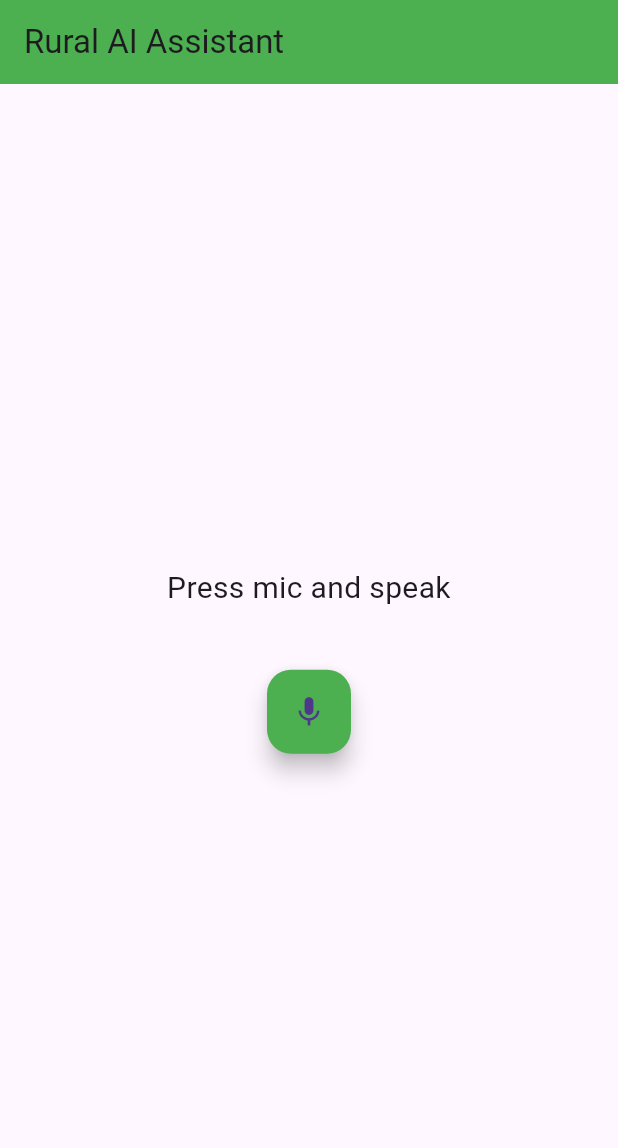
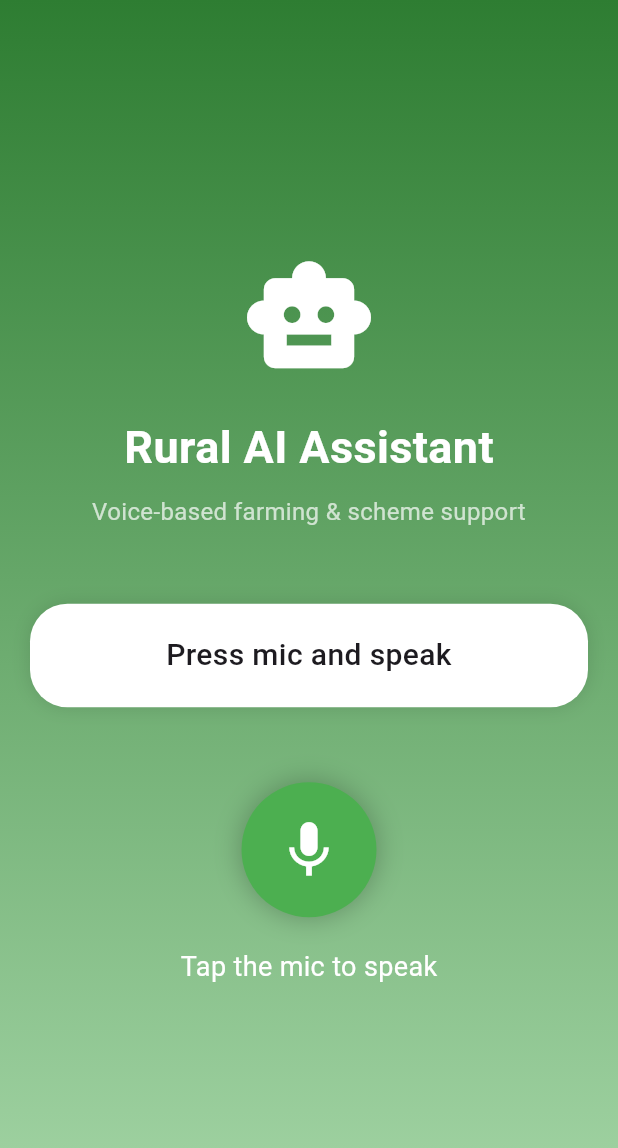
Before and after one commit to pavithragowda05/rural-ai-assistant, a Flutter app: the screen it shows after launch, on a phone screen of 412 x 824 dp. Shown: the top 1148 px of the screen. Run offline on Flutter 3.47's test engine with Material 3 defaults, Android fonts, the phone set to English and light mode, and no system bars; our stand-ins replace flutter_tts, speech_to_text.

Commit message:
Improved app UI design

```diff
--- a/lib/main.dart
+++ b/lib/main.dart
@@ -81,33 +81,124 @@ class _VoiceScreenState extends State<VoiceScreen> {
 }
 
   @override
-  Widget build(BuildContext context) {
-    return Scaffold(
-      appBar: AppBar(
-        title: Text("Rural AI Assistant"),
-        backgroundColor: Colors.green,
+Widget build(BuildContext context) {
+  return Scaffold(
+    body: Container(
+      width: double.infinity,
+      decoration: BoxDecoration(
+        gradient: LinearGradient(
+          begin: Alignment.topCenter,
+          end: Alignment.bottomCenter,
+          colors: [
+            Color(0xFF2E7D32),
+            Color(0xFFA5D6A7),
+          ],
+        ),
       ),
-      body: Center(
+      child: SafeArea(
         child: Padding(
           padding: const EdgeInsets.all(20),
           child: Column(
             mainAxisAlignment: MainAxisAlignment.center,
             children: [
+
+              Icon(
+                Icons.smart_toy,
+                size: 90,
+                color: Colors.white,
+              ),
+
+              SizedBox(height: 20),
+
               Text(
-                text,
-                style: TextStyle(fontSize: 20),
+                "Rural AI Assistant",
+                style: TextStyle(
+                  fontSize: 30,
+                  fontWeight: FontWeight.bold,
+                  color: Colors.white,
+                ),
+              ),
+
+              SizedBox(height: 10),
+
+              Text(
+                "Voice-based farming & scheme support",
                 textAlign: TextAlign.center,
+                style: TextStyle(
+                  fontSize: 16,
+                  color: Colors.white70,
+                ),
               ),
-              SizedBox(height: 40),
-              FloatingActionButton(
-                onPressed: isListening ? stopListening : startListening,
-                backgroundColor: Colors.green,
-                child: Icon(isListening ? Icons.stop : Icons.mic),
+
+              SizedBox(height: 50),
+
+              Container(
+                width: double.infinity,
+                padding: EdgeInsets.all(20),
+                decoration: BoxDecoration(
+                  color: Colors.white,
+                  borderRadius: BorderRadius.circular(25),
+                  boxShadow: [
+                    BoxShadow(
+                      blurRadius: 10,
+                      color: Colors.black12,
+                    ),
+                  ],
+                ),
+                child: Text(
+                  text,
+                  textAlign: TextAlign.center,
+                  style: TextStyle(
+                    fontSize: 20,
+                    fontWeight: FontWeight.w500,
+                  ),
+                ),
+              ),
+
+              SizedBox(height: 50),
+
+              GestureDetector(
+                onTap:
+                    isListening ? stopListening : startListening,
+                child: AnimatedContainer(
+                  duration: Duration(milliseconds: 300),
+                  height: 90,
+                  width: 90,
+                  decoration: BoxDecoration(
+                    shape: BoxShape.circle,
+                    color:
+                        isListening ? Colors.red : Colors.green,
+                    boxShadow: [
+                      BoxShadow(
+                        blurRadius: 15,
+                        color: Colors.black26,
+                      ),
+                    ],
+                  ),
+                  child: Icon(
+                    isListening ? Icons.stop : Icons.mic,
+                    color: Colors.white,
+                    size: 45,
+                  ),
+                ),
+              ),
+
+              SizedBox(height: 20),
+
+              Text(
+                isListening
+                    ? "Listening..."
+                    : "Tap the mic to speak",
+                style: TextStyle(
+                  color: Colors.white,
+                  fontSize: 18,
+                ),
               ),
             ],
           ),
         ),
       ),
-    );
-  }
+    ),
+  );
 }
+}
```
